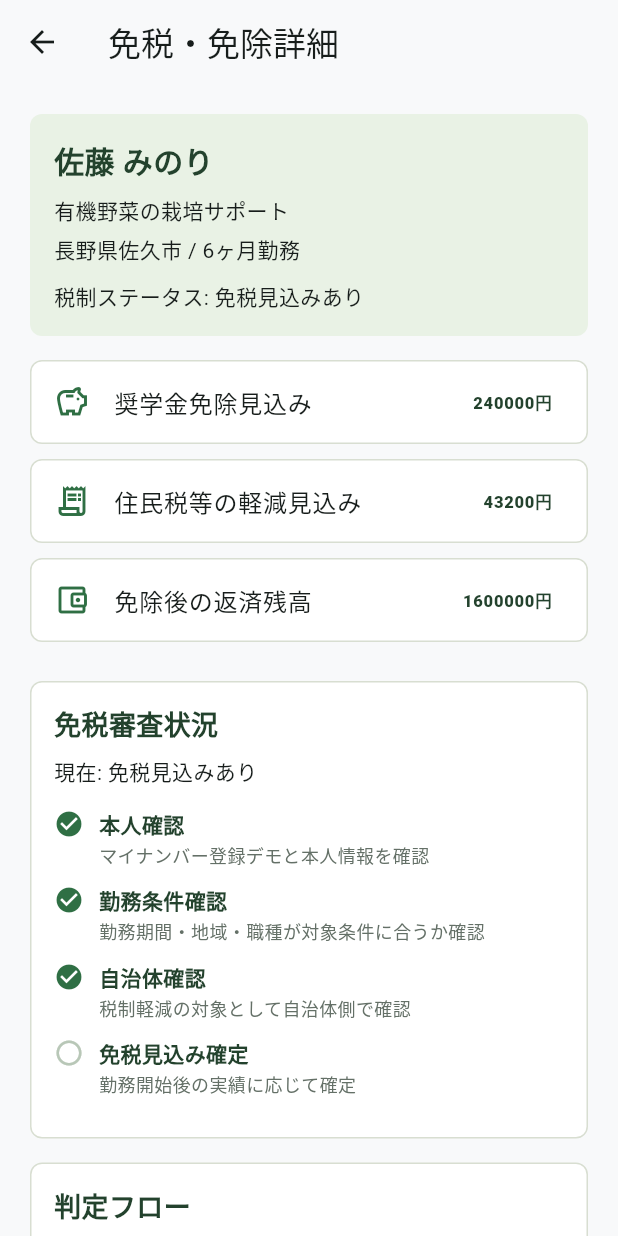
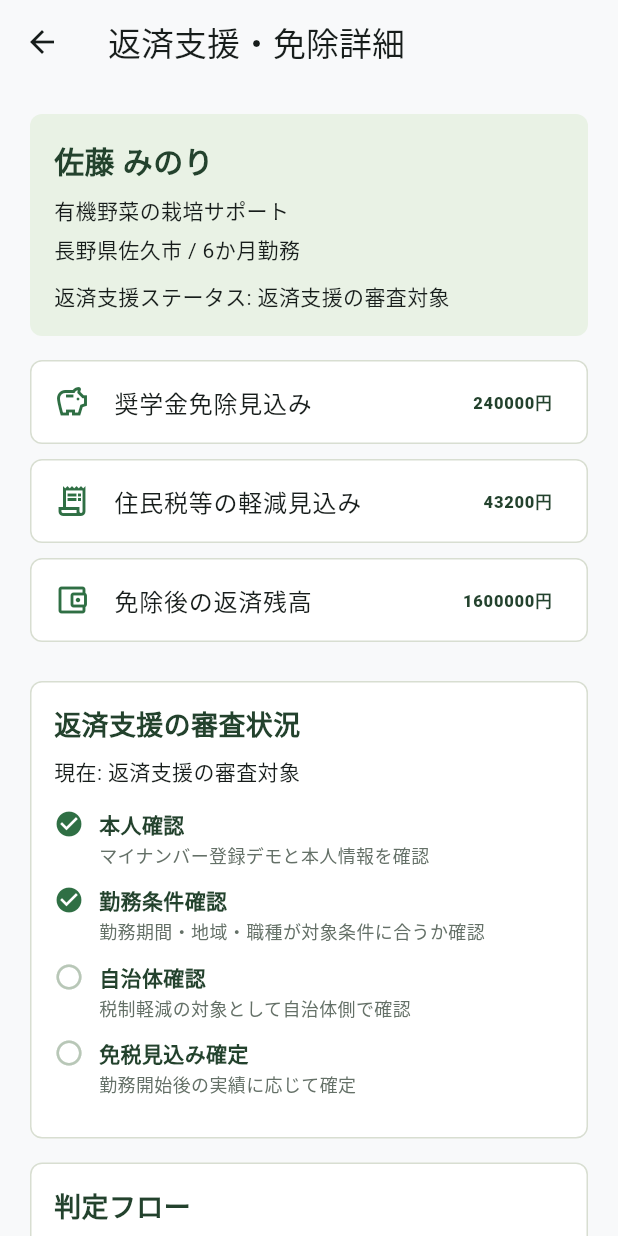
Before and after one commit to Luke-hoyo/u-22, a Flutter app: the ExemptionDetailScreen screen opened directly with sample values from the repository, on a phone screen of 412 x 824 dp. Run offline on Flutter 3.47's test engine with Material 3 defaults, Android fonts, the phone set to English and light mode, and no system bars; missing offline and left inert: clerk_flutter.

Commit message:
Fix JP copy and user flow wording
- polish Japanese wording across web/mobile screens\n- align support terminology and month notation\n- fix maintenance CTA label and invite/apply flow copy

Co-authored-by: Copilot App <223556219+Copilot@users.noreply.github.com>

```diff
--- a/apps/mobile/lib/data/mock_data.dart
+++ b/apps/mobile/lib/data/mock_data.dart
@@ -11,13 +11,13 @@ const mockAccounts = <DemoAccount>[
     scholarshipBalance: 1840000,
     verificationStatus: '本人確認済み',
     myNumberStatus: '登録デモ完了',
-    taxStatus: '免税見込みあり',
+    taxStatus: '返済支援の審査対象',
   ),
   DemoAccount(
     id: 'account-002',
     name: '高橋 蓮',
     email: 'ren.demo@hatarukun.jp',
-    profile: '林業体験希望 / 6ヶ月勤務希望 / 住居支援重視',
+    profile: '林業体験希望 / 6か月勤務希望 / 住居支援重視',
     scholarshipBalance: 1260000,
     verificationStatus: '確認中',
     myNumberStatus: '未登録',
--- a/apps/mobile/lib/screens/access_guide_screen.dart
+++ b/apps/mobile/lib/screens/access_guide_screen.dart
@@ -40,7 +40,7 @@ class AccessGuideScreen extends StatelessWidget {
             number: '5',
             icon: Icons.savings_outlined,
             title: '免除見込みを確認',
-            body: 'マイページや免税・免除詳細で返済軽減の見込みを確認します。',
+            body: 'マイページや返済支援・免除詳細で返済軽減の見込みを確認します。',
           ),
         ],
       ),
--- a/apps/mobile/lib/screens/application_form_screen.dart
+++ b/apps/mobile/lib/screens/application_form_screen.dart
@@ -102,13 +102,13 @@ class _ApplicationFormScreenState extends State<ApplicationFormScreen> {
                 },
               ),
               const SizedBox(height: 14),
-              Text('勤務期間: $monthsヶ月'),
+              Text('勤務期間: $monthsか月'),
               Slider(
                 value: months.toDouble(),
                 min: 3,
                 max: 12,
                 divisions: 9,
-                label: '$monthsヶ月',
+                label: '$monthsか月',
                 onChanged: (value) {
                   setState(() => months = value.round());
                 },
--- a/apps/mobile/lib/screens/exemption_detail_screen.dart
+++ b/apps/mobile/lib/screens/exemption_detail_screen.dart
@@ -22,7 +22,7 @@ class ExemptionDetailScreen extends StatelessWidget {
   @override
   Widget build(BuildContext context) {
     return Scaffold(
-      appBar: AppBar(title: const Text('免税・免除詳細')),
+      appBar: AppBar(title: const Text('返済支援・免除詳細')),
       body: ListView(
         padding: const EdgeInsets.all(20),
         children: [
@@ -82,9 +82,9 @@ class _HeroPanel extends StatelessWidget {
             const SizedBox(height: 8),
             Text(job.title),
             const SizedBox(height: 6),
-            Text('${job.region} / ${job.workPeriodMonths}ヶ月勤務'),
+            Text('${job.region} / ${job.workPeriodMonths}か月勤務'),
             const SizedBox(height: 10),
-            Text('税制ステータス: ${account.taxStatus}'),
+            Text('返済支援ステータス: ${account.taxStatus}'),
           ],
         ),
       ),
@@ -111,7 +111,7 @@ class _ReviewStatusCard extends StatelessWidget {
           crossAxisAlignment: CrossAxisAlignment.start,
           children: [
             const Text(
-              '免税審査状況',
+              '返済支援の審査状況',
               style: TextStyle(
                 color: Color(0xFF23422D),
                 fontSize: 18,
--- a/apps/mobile/lib/screens/home_screen.dart
+++ b/apps/mobile/lib/screens/home_screen.dart
@@ -174,7 +174,7 @@ class _HomeScreenState extends State<HomeScreen> {
                 Expanded(
                   child: _ActionCard(
                     icon: Icons.receipt_long_outlined,
-                    label: '免税・免除詳細',
+                    label: '返済支援・免除詳細',
                     color: const Color(0xFFD9853B),
                     onTap: openExemptionDetail,
                   ),
@@ -280,7 +280,7 @@ class _DashboardDrawer extends StatelessWidget {
             ),
             ListTile(
               leading: const Icon(Icons.receipt_long_outlined),
-              title: const Text('免税・免除詳細'),
+              title: const Text('返済支援・免除詳細'),
               onTap: () => _closeAndOpen(context, onExemptionTap),
             ),
             ListTile(
--- a/apps/mobile/lib/screens/job_list_screen.dart
+++ b/apps/mobile/lib/screens/job_list_screen.dart
@@ -152,7 +152,7 @@ class _JobCard extends StatelessWidget {
                   ),
                   _InfoChip(
                     icon: Icons.calendar_month_outlined,
-                    label: '${job.workPeriodMonths}ヶ月',
+                    label: '${job.workPeriodMonths}か月',
                   ),
                   _InfoChip(
                     icon: Icons.home_work_outlined,
--- a/apps/mobile/lib/screens/my_page_screen.dart
+++ b/apps/mobile/lib/screens/my_page_screen.dart
@@ -99,7 +99,7 @@ class _MyPageScreenState extends State<MyPageScreen> {
           ),
           _StatusTile(
             icon: Icons.receipt_long_outlined,
-            label: '税制ステータス',
+            label: '返済支援ステータス',
             value: widget.account.taxStatus,
           ),
           const SizedBox(height: 16),
@@ -119,7 +119,7 @@ class _MyPageScreenState extends State<MyPageScreen> {
           ),
           _MenuTile(
             icon: Icons.receipt_long_outlined,
-            title: '免税・免除詳細',
+            title: '返済支援・免除詳細',
             subtitle: '選択中求人での免除見込みを確認',
             onTap: () {
               Navigator.of(context).push(
@@ -134,7 +134,7 @@ class _MyPageScreenState extends State<MyPageScreen> {
           ),
           _MenuTile(
             icon: Icons.fact_check_outlined,
-            title: '免税審査状況',
+            title: '返済支援の審査状況',
             subtitle: '本人確認から自治体確認までの進捗を確認',
             onTap: () {
               Navigator.of(context).push(
```
Also changed, not shown: 8 other files.
